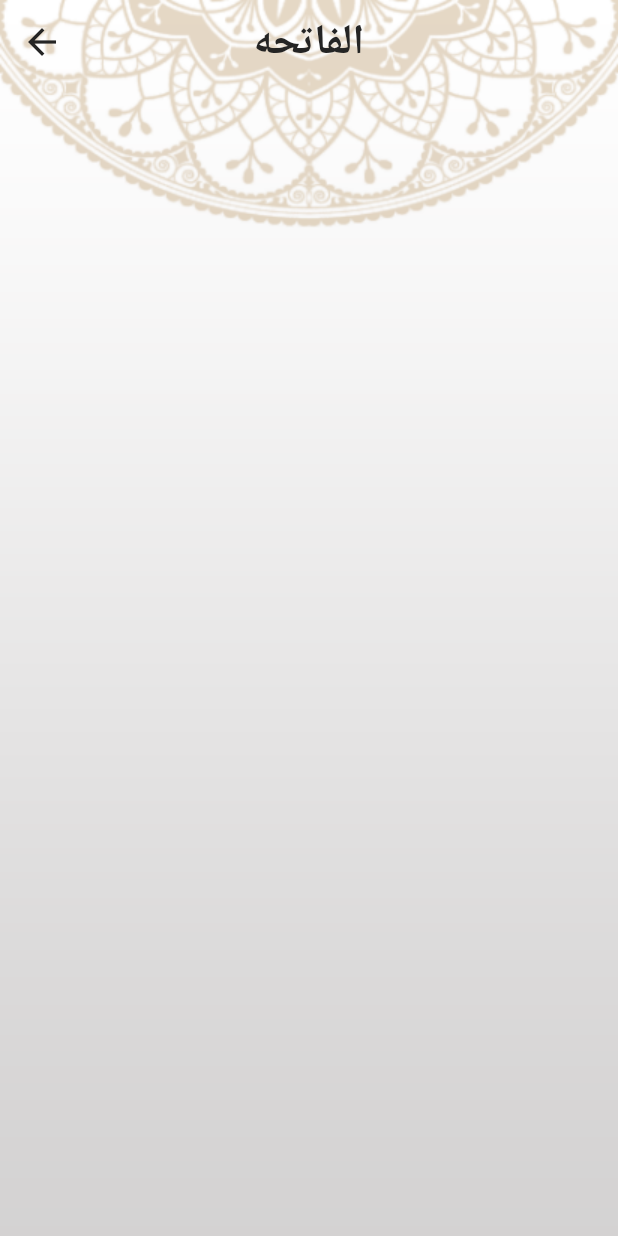
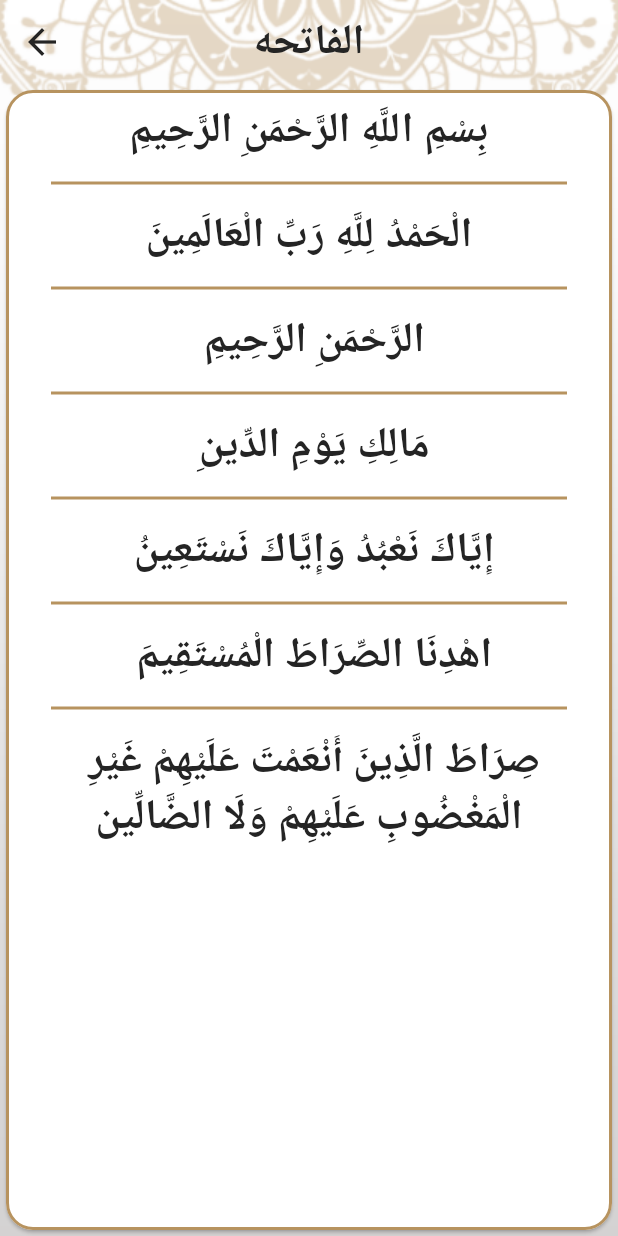
Before and after one commit to ahmedkhamees101/islami-v1, a Flutter app: the screen it shows after launch, after a tap on "الفاتحه", on a phone screen of 412 x 824 dp. Run offline on Flutter 3.47's test engine with Material 2 defaults, Android fonts, the phone set to English and light mode, and no system bars; missing offline and left inert: dart:ffi.

Commit message:
theme provider is done + localization

```diff
--- a/assets/file/2.txt
+++ b/assets/file/2.txt
@@ -1,3 +1,4 @@
+بِسْمِ اللَّهِ الرَّحْمَنِ الرَّحِيمِ
 الم
 ذَلِكَ الْكِتَابُ لَا رَيْبَ فِيهِ هُدًى لِلْمُتَّقِينَ
 الَّذِينَ يُؤْمِنُونَ بِالْغَيْبِ وَيُقِيمُونَ الصَّلَاةَ وَمِمَّا رَزَقْنَاهُمْ يُنْفِقُونَ
--- a/assets/file/3.txt
+++ b/assets/file/3.txt
@@ -1,3 +1,4 @@
+بِسْمِ اللَّهِ الرَّحْمَنِ الرَّحِيمِ
 الم
 اللَّهُ لَا إِلَهَ إِلَّا هُوَ الْحَيُّ الْقَيُّومُ
 نَزَّلَ عَلَيْكَ الْكِتَابَ بِالْحَقِّ مُصَدِّقًا لِمَا بَيْنَ يَدَيْهِ وَأَنْزَلَ التَّوْرَاةَ وَالْإِنْجِيلَ
--- a/assets/file/4.txt
+++ b/assets/file/4.txt
@@ -1,3 +1,4 @@
+بِسْمِ اللَّهِ الرَّحْمَنِ الرَّحِيم
 يَا أَيُّهَا النَّاسُ اتَّقُوا رَبَّكُمُ الَّذِي خَلَقَكُمْ مِنْ نَفْسٍ وَاحِدَةٍ وَخَلَقَ مِنْهَا زَوْجَهَا وَبَثَّ مِنْهُمَا رِجَالًا كَثِيرًا وَنِسَاءً وَاتَّقُوا اللَّهَ الَّذِي تَسَاءَلُونَ بِهِ وَالْأَرْحَامَ إِنَّ اللَّهَ كَانَ عَلَيْكُمْ رَقِيبًا
  وَآَتُوا الْيَتَامَى أَمْوَالَهُمْ وَلَا تَتَبَدَّلُوا الْخَبِيثَ بِالطَّيِّبِ وَلَا تَأْكُلُوا أَمْوَالَهُمْ إِلَى أَمْوَالِكُمْ إِنَّهُ كَانَ حُوبًا كَبِيرًا
  وَإِنْ خِفْتُمْ أَلَّا تُقْسِطُوا فِي الْيَتَامَى فَانْكِحُوا مَا طَابَ لَكُمْ مِنَ النِّسَاءِ مَثْنَى وَثُلَاثَ وَرُبَاعَ فَإِنْ خِفْتُمْ أَلَّا تَعْدِلُوا فَوَاحِدَةً أَوْ مَا مَلَكَتْ أَيْمَانُكُمْ ذَلِكَ أَدْنَى أَلَّا تَعُولُوا
--- a/assets/file/5.txt
+++ b/assets/file/5.txt
@@ -1,3 +1,4 @@
+بِسْمِ اللَّهِ الرَّحْمَنِ الرَّحِيم
 يَا أَيُّهَا الَّذِينَ آَمَنُوا أَوْفُوا بِالْعُقُودِ أُحِلَّتْ لَكُمْ بَهِيمَةُ الْأَنْعَامِ إِلَّا مَا يُتْلَى عَلَيْكُمْ غَيْرَ مُحِلِّي الصَّيْدِ وَأَنْتُمْ حُرُمٌ إِنَّ اللَّهَ يَحْكُمُ مَا يُرِيدُ
  يَا أَيُّهَا الَّذِينَ آَمَنُوا لَا تُحِلُّوا شَعَائِرَ اللَّهِ وَلَا الشَّهْرَ الْحَرَامَ وَلَا الْهَدْيَ وَلَا الْقَلَائِدَ وَلَا آَمِّينَ الْبَيْتَ الْحَرَامَ يَبْتَغُونَ فَضْلًا مِنْ رَبِّهِمْ وَرِضْوَانًا وَإِذَا حَلَلْتُمْ فَاصْطَادُوا وَلَا يَجْرِمَنَّكُمْ شَنَآَنُ قَوْمٍ أَنْ صَدُّوكُمْ عَنِ الْمَسْجِدِ الْحَرَامِ أَنْ تَعْتَدُوا وَتَعَاوَنُوا عَلَى الْبِرِّ وَالتَّقْوَى وَلَا تَعَاوَنُوا عَلَى الْإِثْمِ وَالْعُدْوَانِ وَاتَّقُوا اللَّهَ إِنَّ اللَّهَ شَدِيدُ الْعِقَابِ
  حُرِّمَتْ عَلَيْكُمُ الْمَيْتَةُ وَالدَّمُ وَلَحْمُ الْخِنْزِيرِ وَمَا أُهِلَّ لِغَيْرِ اللَّهِ بِهِ وَالْمُنْخَنِقَةُ وَالْمَوْقُوذَةُ وَالْمُتَرَدِّيَةُ وَالنَّطِيحَةُ وَمَا أَكَلَ السَّبُعُ إِلَّا مَا ذَكَّيْتُمْ وَمَا ذُبِحَ عَلَى النُّصُبِ وَأَنْ تَسْتَقْسِمُوا بِالْأَزْلَامِ ذَلِكُمْ فِسْقٌ الْيَوْمَ يَئِسَ الَّذِينَ كَفَرُوا مِنْ دِينِكُمْ فَلَا تَخْشَوْهُمْ وَاخْشَوْنِ الْيَوْمَ أَكْمَلْتُ لَكُمْ دِينَكُمْ وَأَتْمَمْتُ عَلَيْكُمْ نِعْمَتِي وَرَضِيتُ لَكُمُ الْإِسْلَامَ دِينًا فَمَنِ اضْطُرَّ فِي مَخْمَصَةٍ غَيْرَ مُتَجَانِفٍ لِإِثْمٍ فَإِنَّ اللَّهَ غَفُورٌ رَحِيمٌ
--- a/assets/file/6.txt
+++ b/assets/file/6.txt
@@ -1,3 +1,4 @@
+بِسْمِ اللَّهِ الرَّحْمَنِ الرَّحِيم
  الْحَمْدُ لِلَّهِ الَّذِي خَلَقَ السَّمَاوَاتِ وَالْأَرْضَ وَجَعَلَ الظُّلُمَاتِ وَالنُّورَ ثُمَّ الَّذِينَ كَفَرُوا بِرَبِّهِمْ يَعْدِلُونَ
  هُوَ الَّذِي خَلَقَكُمْ مِنْ طِينٍ ثُمَّ قَضَى أَجَلًا وَأَجَلٌ مُسَمًّى عِنْدَهُ ثُمَّ أَنْتُمْ تَمْتَرُونَ
  وَهُوَ اللَّهُ فِي السَّمَاوَاتِ وَفِي الْأَرْضِ يَعْلَمُ سِرَّكُمْ وَجَهْرَكُمْ وَيَعْلَمُ مَا تَكْسِبُونَ
--- a/lib/nav_taps/quran/quran.dart
+++ b/lib/nav_taps/quran/quran.dart
@@ -1,3 +1,5 @@
+import 'dart:ffi';
+
 import 'package:flutter/material.dart';
 import 'package:islami/ui/my_theme.dart';
 import 'package:islami/nav_taps/quran/quran_args.dart';
@@ -120,7 +122,6 @@ class QuranTap extends StatelessWidget {
     "الفلق",
     "الناس"
   ];
-
   @override
   Widget build(BuildContext context) {
     return Scaffold(
@@ -133,18 +134,14 @@ class QuranTap extends StatelessWidget {
         const Divider(
           thickness: 3,
           color: MyTheme.primaryLightColor,
-
         ),
         Container(
             alignment: Alignment.center,
-            child: Text(
-              'SuraNames',
-              style:Theme.of(context).textTheme.labelMedium
-            )),
+            child: Text('SuraNames',
+                style: Theme.of(context).textTheme.labelMedium)),
         const Divider(
           thickness: 3,
           color: MyTheme.primaryLightColor,
-
         ),
         Expanded(
           flex: 2,
@@ -155,7 +152,7 @@ class QuranTap extends StatelessWidget {
                   alignment: Alignment.center,
                   child: InkWell(
                       onTap: () {
-                        Navigator.pushNamed(context, QuranContent.routName,
+                        Navigator.pushNamed(context, QuranContent.routeName,
                             arguments: QuranArgs(index, suraNames[index]));
                       },
                       child: Text(
--- a/lib/nav_taps/quran/quran_content.dart
+++ b/lib/nav_taps/quran/quran_content.dart
@@ -1,22 +1,89 @@
 import 'package:flutter/material.dart';
+import 'package:flutter/services.dart';
 import 'package:islami/nav_taps/quran/quran_args.dart';
 
-class QuranContent extends StatelessWidget {
-  static const routName = 'quranContent';
+import '../../ui/my_theme.dart';
+
+class QuranContent extends StatefulWidget {
+  static const routeName = 'quranContent';
+
+  @override
+  State<QuranContent> createState() => _QuranContentState();
+}
+
+class _QuranContentState extends State<QuranContent> {
+  List<String> chapterContent = [];
 
   @override
   Widget build(BuildContext context) {
     QuranArgs arg = ModalRoute.of(context)?.settings.arguments as QuranArgs;
+    if (chapterContent.isEmpty) {
+      readFile(arg.index);
+    }
     return Container(
       decoration: BoxDecoration(
-        image: DecorationImage(image: AssetImage(Brightness.dark == Theme.of(context).brightness?
-        'assets/imgs/dark_main_bg.png':'assets/imgs/main_bg.png'),fit: BoxFit.fill),
+        image: DecorationImage(
+            image: AssetImage(Brightness.dark == Theme.of(context).brightness
+                ? 'assets/imgs/dark_main_bg.png'
+                : 'assets/imgs/main_bg.png'),
+            fit: BoxFit.fill),
       ),
       child: Scaffold(
         appBar: AppBar(
-          title: Text(arg.name,style: Theme.of(context).textTheme.bodySmall,),
+          title: Text(
+            arg.name,
+            style: Theme.of(context).textTheme.bodySmall,
+          ),
+        ),
+        body: Column(
+          children: [
+            Expanded(
+              child: Card(
+                  shape: OutlineInputBorder(
+                      borderRadius: BorderRadius.circular(18),
+                      borderSide: BorderSide(
+                          width: 2,
+                          style: BorderStyle.solid,
+                          color: MyTheme.primaryLightColor)),
+                  child: chapterContent.isEmpty
+                      ? Center(
+                        child: CircularProgressIndicator(
+                            color: MyTheme.primaryLightColor,
+                          ),
+                      )
+                      : ListView.separated(
+                          itemBuilder: (BuildContext, index) {
+                            return Container(
+                              alignment: Alignment.center,
+                              padding: EdgeInsets.all(8),
+                              child: Text(
+                                chapterContent[index],
+                                style: Theme.of(context).textTheme.labelMedium,
+                                textAlign: TextAlign.center,
+                              ),
+                            );
+                          },
+                          itemCount: chapterContent.length,
+                          separatorBuilder: (BuildContext context, int index) {
+                            return Divider(
+                              thickness: 2,
+                              indent: 30,
+                              endIndent: 30,
+                              color: MyTheme.primaryLightColor,
+                            );
+                          },
+                        )),
+            )
+          ],
         ),
       ),
     );
   }
+
+  void readFile(int chapterIndex) async {
+    String text =
+        await rootBundle.loadString("assets/file/${chapterIndex + 1}.txt");
+    chapterContent = text.trim().split("\n");
+    setState(() {});
+  }
 }
--- /dev/null
+++ b/lib/providers/theme_provider.dart
@@ -0,0 +1,11 @@
+import 'package:flutter/cupertino.dart';
+import 'package:flutter/material.dart';
+
+class ThemeProvider extends ChangeNotifier{
+
+  ThemeMode themeMode = ThemeMode.light;
+   changeTheme(ThemeMode theme){
+    themeMode=theme;
+    notifyListeners();
+  }
+}
--- a/lib/ui/main.dart
+++ b/lib/ui/main.dart
@@ -1,25 +1,31 @@
 import 'package:flutter/material.dart';
+import 'package:islami/providers/theme_provider.dart';
 import 'package:islami/ui/my_theme.dart';
 import 'package:islami/nav_taps/quran/quran_content.dart';
 import 'package:islami/ui/splash.dart';
-
+import 'package:provider/provider.dart';
+import '../nav_taps/hadeth/hadeth_content.dart';
 import 'home_screen.dart';
-void main()=>runApp(MyApp());
+void main()=>runApp(ChangeNotifierProvider(
+     create: (context)=>ThemeProvider(),
+    child: MyApp()));
 
 
 class MyApp extends StatelessWidget{
   @override
   Widget build(BuildContext context){
+    var provider = Provider.of<ThemeProvider>(context);
     return MaterialApp(
       theme: MyTheme.lightTheme,
       darkTheme: MyTheme.darkTheme,
-
+         themeMode: provider.themeMode,
       debugShowCheckedModeBanner: false,
-        initialRoute: Splash.routeName,
+        initialRoute: HomeScreen.routeName,
       routes: {
         Splash.routeName:(_)=>Splash(),
         HomeScreen.routeName:(_)=>HomeScreen(),
-        QuranContent.routName:(_)=>QuranContent(),
+        QuranContent.routeName:(_)=>QuranContent(),
+        HadethContent.routeName:(_)=>HadethContent(),
       },
     );
   }
```
Also changed, not shown: lib/nav_taps/hadeth/hadeth.dart (+9 -1 lines), lib/nav_taps/hadeth/hadeth_content.dart (added, +48 -0 lines), lib/nav_taps/settings_screen.dart (+55 -14 lines), pubspec.yaml (+6 -4 lines), assets/file/1.txt (line endings or trailing spaces), pubspec.lock, 20 other files.
